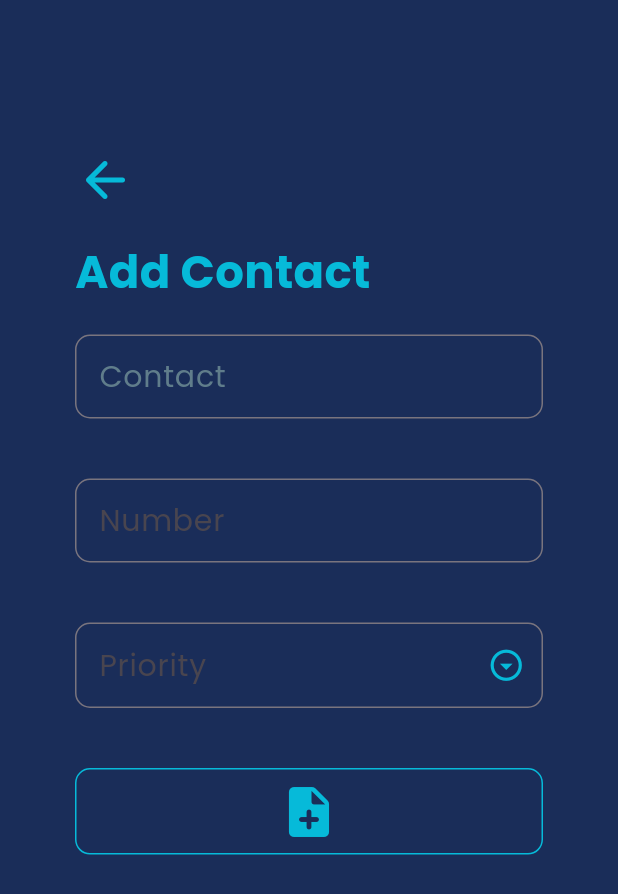
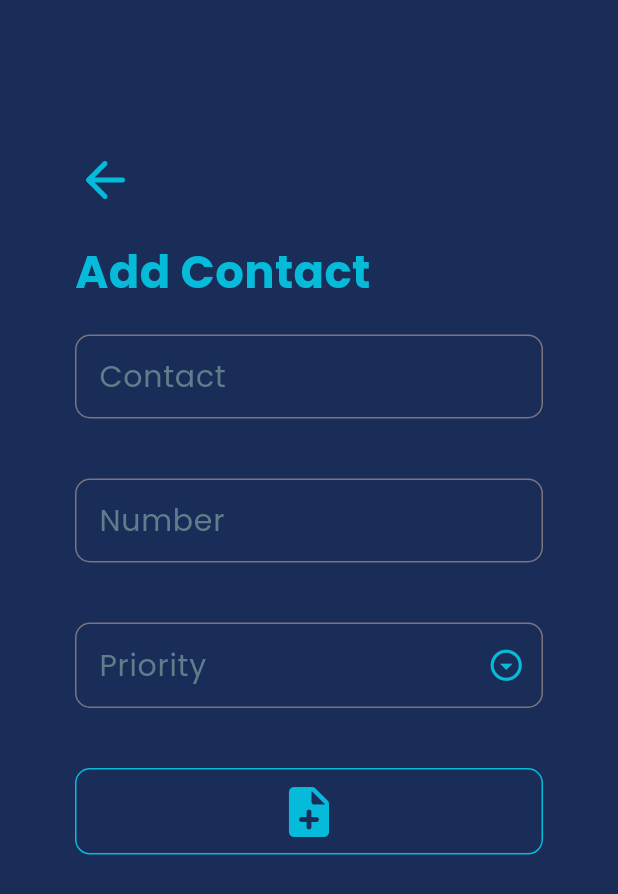
Before and after one commit to KNURanasinghe/Contact-Buddy-Master, a Flutter app: the screen it shows after launch, after a tap on the "person add alt 1" icon, on a phone screen of 412 x 824 dp. Shown: the top 894 px of the screen. Run offline on Flutter 3.47's test engine with Material 3 defaults, Android fonts, the phone set to English and light mode, and no system bars; our stand-ins replace google_fonts, sqflite; accounts and stored records are empty.

Commit message:
final apk

```diff
--- a/contactsbuddy_master/lib/screens/addContact.dart
+++ b/contactsbuddy_master/lib/screens/addContact.dart
@@ -107,8 +107,9 @@ class _AddTaskState extends State<AddContacts> {
                         child: TextFormField(
                           style: const TextStyle(color: Colors.blueGrey),
                           decoration: InputDecoration(
-                              labelText: "Number",
-                              labelStyle: const TextStyle(fontSize: 20),
+                              labelText: "Number ",
+                              labelStyle: const TextStyle(
+                                  fontSize: 20, color: Colors.blueGrey),
                               border: OutlineInputBorder(
                                   borderSide: const BorderSide(
                                       color: Colors.pinkAccent),
@@ -118,7 +119,6 @@ class _AddTaskState extends State<AddContacts> {
                               ? "Please add a number"
                               : null,
                           onSaved: (val) {
-                            // Convert date to milliseconds since epoch and store as int
                             date = val;
                           },
                         ),
@@ -149,7 +149,8 @@ class _AddTaskState extends State<AddContacts> {
                           onSaved: (val) => priority = val.toString(),
                           decoration: InputDecoration(
                               labelText: "Priority",
-                              labelStyle: const TextStyle(fontSize: 20),
+                              labelStyle: const TextStyle(
+                                  fontSize: 20, color: Colors.blueGrey),
                               border: OutlineInputBorder(
                                   borderRadius: BorderRadius.circular(10))),
                           onChanged: (val) {
--- a/contactsbuddy_master/lib/screens/contactScreen.dart
+++ b/contactsbuddy_master/lib/screens/contactScreen.dart
@@ -207,7 +207,7 @@ class _MyContactsState extends State<MyContacts> {
                       IconButton(
                         icon: const Icon(Icons.call),
                         onPressed: () async {
-                          final Uri uri = Uri.parse('tel:+${task.date}');
+                          final Uri uri = Uri.parse('tel:${task.date}');
 
                           print("calling $uri");
                           try {
```
Also changed, not shown: contactsbuddy_master/lib/utilities/dbHelper.dart (+13 -3 lines).
